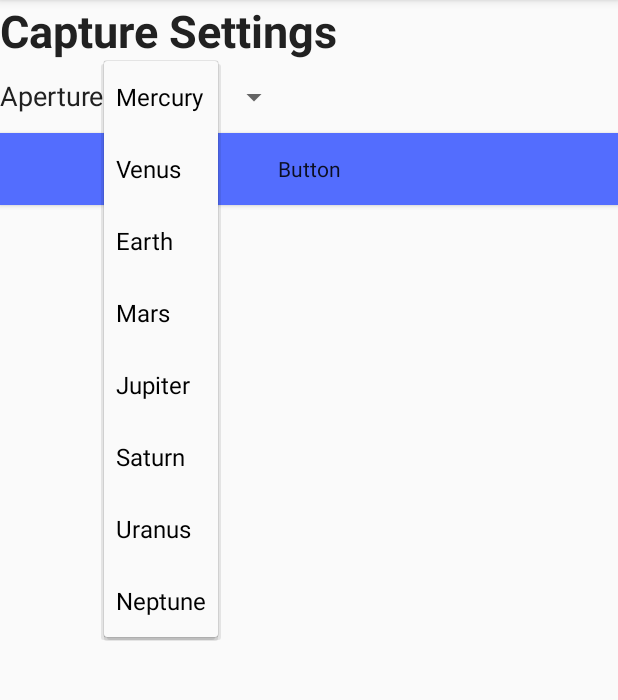
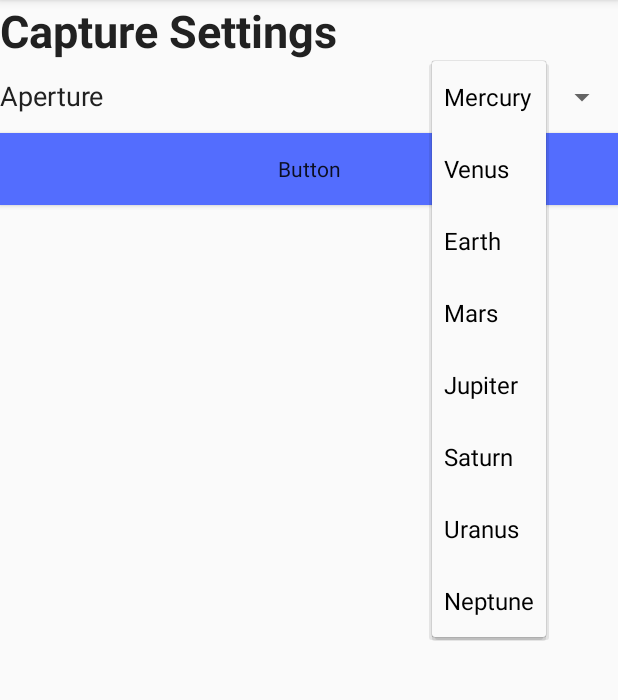
Before and after one commit to bobbutnotbob/AstroPi, an Android app: the screen it shows after launch (MainActivity), after a tap on "Mercury", on a phone screen of 412 x 824 dp, the part 84-784 px from its top. Run offline under Robolectric (Android 15) with nearby library versions, the phone set to English and light mode, and no system bars.

Commit message:
+Added spacer to bind dropdown to right of the screen

```diff
--- a/app/src/main/res/layout/activity_main.xml
+++ b/app/src/main/res/layout/activity_main.xml
@@ -30,7 +30,10 @@
             android:textAppearance="@style/TextAppearance.AppCompat.Display1"
             android:textColor="@color/colorPrimaryText"
             android:textSize="18sp"/>
-
+        <Space
+            android:layout_width="match_parent"
+            android:layout_height="0dp"
+            android:layout_weight="1"/>
         <Spinner
             android:id="@+id/spinner"
             android:layout_width="wrap_content"
```
